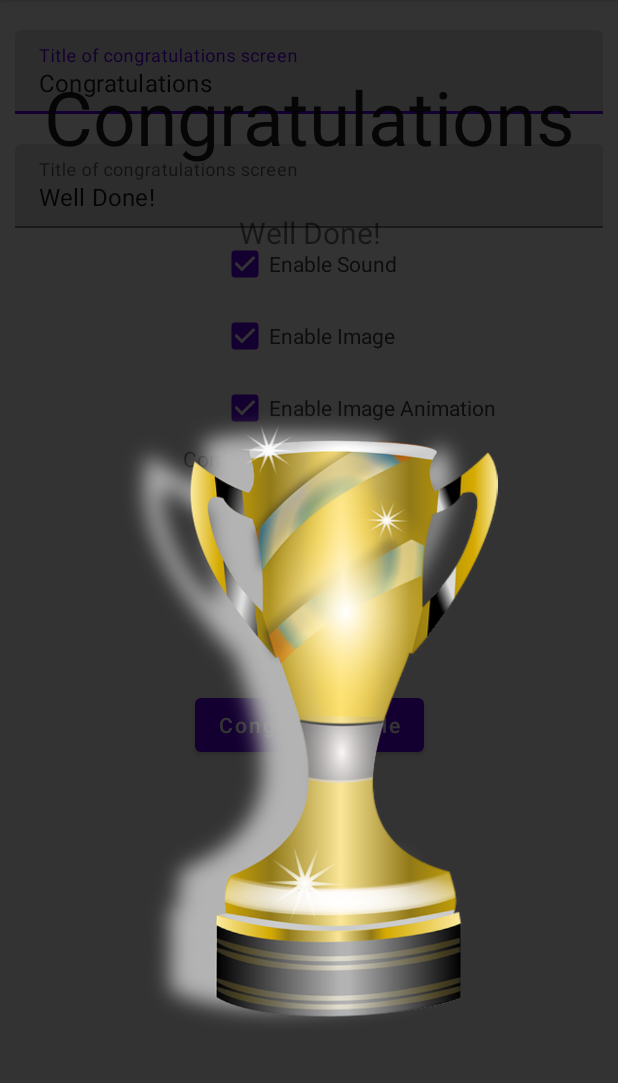
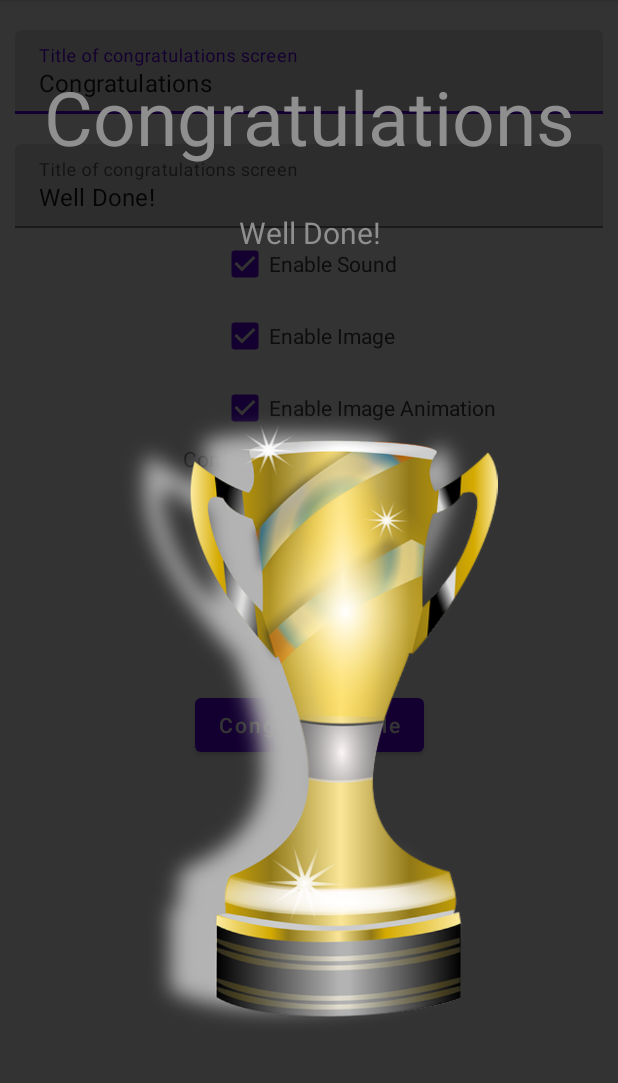
Before and after one commit to NiDaAppDev/Congratulator, an Android app: the screen it shows after launch (MainActivity), after a tap on "Congratulate Me", on a phone screen of 412 x 824 dp, the part 84-1167 px from its top. Run offline under Robolectric (Android 15) with nearby library versions, the phone set to English and light mode, and no system bars; libraries missing offline, so code that uses them is left out: com.daimajia.androidanimations, com.github.jinatonic.confetti; 7 statements that could not run were skipped.

Commit message:
First stable version (Updated, Including Image)

```diff
--- a/Congratulator/src/main/java/com/nidaappdev/congratulator/CongratulationView.java
+++ b/Congratulator/src/main/java/com/nidaappdev/congratulator/CongratulationView.java
@@ -341,6 +341,7 @@ public class CongratulationView extends RelativeLayout {
         titleTV.postInvalidate();
         addView(titleTV);
         titleTV.setText(title);
+        titleTV.setTextColor(getResources().getColor(R.color.text_color));
 
         RelativeLayout.LayoutParams contentParams = new RelativeLayout.LayoutParams(
                 ViewGroup.LayoutParams.WRAP_CONTENT,
@@ -354,6 +355,7 @@ public class CongratulationView extends RelativeLayout {
         contentTV.postInvalidate();
         addView(contentTV);
         contentTV.setText(content);
+        contentTV.setTextColor(getResources().getColor(R.color.text_color));
 
         RelativeLayout.LayoutParams dismissParams = new RelativeLayout.LayoutParams(
                 ViewGroup.LayoutParams.WRAP_CONTENT,
@@ -364,6 +366,7 @@ public class CongratulationView extends RelativeLayout {
         dismissTV.setLayoutParams(dismissParams);
         dismissTV.postInvalidate();
         addView(dismissTV);
+        dismissTV.setTextColor(getResources().getColor(R.color.text_color));
 
         Animation anim = new AlphaAnimation(0.0f, 1.0f);
         anim.setDuration(500);
--- a/Congratulator/src/main/res/values/colors.xml
+++ b/Congratulator/src/main/res/values/colors.xml
@@ -1,4 +1,5 @@
 <?xml version="1.0" encoding="utf-8"?>
 <resources>
     <color name="white">#ffffff</color>
+    <color name="text_color">#8F8F8F</color>
 </resources>
--- a/app/src/main/java/com/nidaappdev/congratulatorsampleapp/MainActivity.java
+++ b/app/src/main/java/com/nidaappdev/congratulatorsampleapp/MainActivity.java
@@ -21,7 +21,6 @@ import java.util.List;
 public class MainActivity extends AppCompatActivity {
 
     private Button congratulateButton;
-    private CongratulationView congratulator;
     private TextInputEditText titleET, contentET;
     private CheckBox enableSoundCheckBox, enableImageCheckBox, enableImageAnimationCheckBox, greenCheckBox, blueCheckBox, purpleCheckBox;
     private PrefUtil util;
@@ -138,9 +137,10 @@ public class MainActivity extends AppCompatActivity {
 
         congratulateButton = findViewById(R.id.congratulate_button);
         congratulateButton.setOnClickListener((v) ->
-                congratulator = new CongratulationView.Builder(this)
+                new CongratulationView.Builder(this)
                         .setTitle(util.getTitle())
                         .setContent(util.getContent())
+                        .setImageRes(com.nidaappdev.congratulator.R.drawable.trophy_painting)
                         .enableSound(util.isSoundEnabled())
                         .enableImage(util.isImageEnabled(), util.isImageAnimationEnabled())
                         .setConfettiColors(confettiColors)
```
